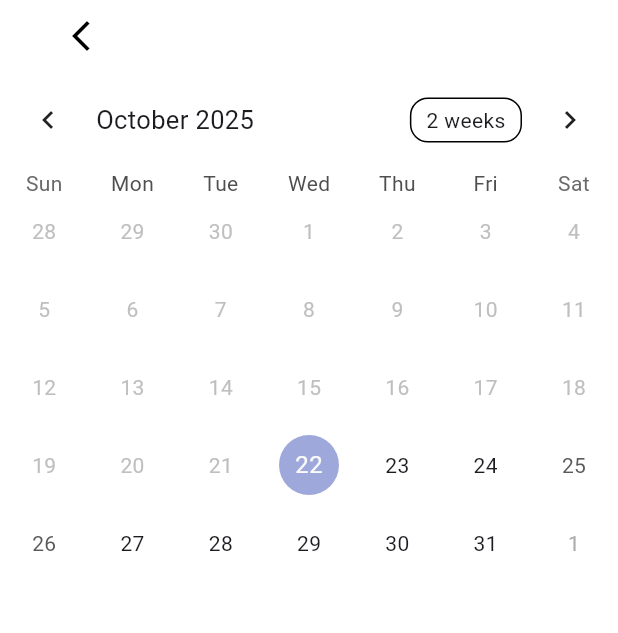
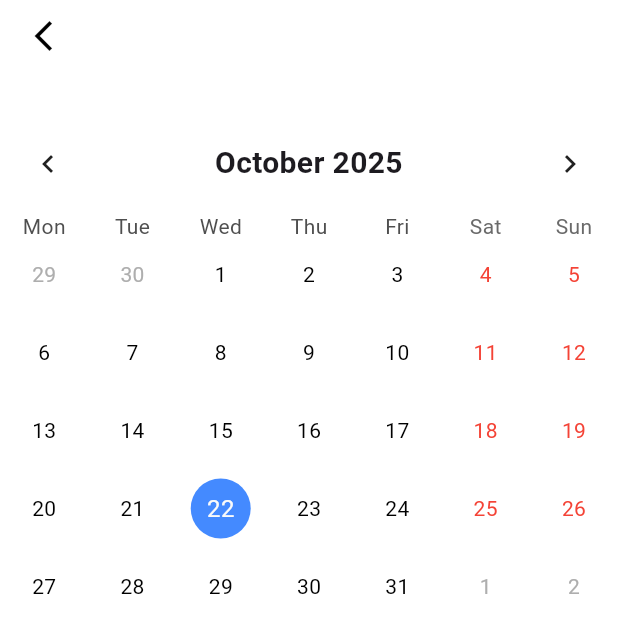
Before and after one commit to maozedoggo/FYP_Smahorz, a Flutter app: the SchedulePage screen opened directly with empty values, on a phone screen of 412 x 824 dp. Shown: the top 633 px of the screen. Run offline on Flutter 3.47's test engine with Material 3 defaults, Android fonts, the phone set to English and light mode, and no system bars; drawn by our look-alikes of table_calendar; our stand-ins replace cloud_firestore, firebase_auth, firebase_core, firebase_storage, flutter_advanced_drawer, image_picker; accounts and stored records are empty.

Commit message:
Change schedule theme

```diff
--- a/lib/views/pages/smart-devices/schedule_pages/schedule.dart
+++ b/lib/views/pages/smart-devices/schedule_pages/schedule.dart
@@ -21,7 +21,7 @@ class _SchedulePageState extends State<SchedulePage> {
           children: [
             // Back button
             Padding(
-              padding: const EdgeInsets.symmetric(horizontal: 30.0),
+              padding: const EdgeInsets.symmetric(horizontal: 5.0),
               child: Align(
                 alignment: Alignment.topLeft,
                 child: IconButton(
@@ -34,11 +34,49 @@ class _SchedulePageState extends State<SchedulePage> {
               ),
             ),
 
+            Align(
+              child: Text(
+                widget.deviceName,
+                style: const TextStyle(
+                  fontSize: 20,
+                  fontWeight: FontWeight.bold,
+                  color: Colors.black,
+                ),
+              ),
+            ),
+
             // Calendar
             TableCalendar(
               focusedDay: DateTime.now(),
-              firstDay: DateTime.now(),
+              firstDay: DateTime.utc(2020, 1, 1),
               lastDay: DateTime.utc(2050, 12, 31),
+              calendarFormat:
+                  CalendarFormat.month,
+              startingDayOfWeek: StartingDayOfWeek.monday,
+              daysOfWeekVisible: true,
+
+              headerStyle: const HeaderStyle(
+                formatButtonVisible:
+                    false,
+                titleCentered: true,
+                titleTextStyle: TextStyle(
+                  fontSize: 20,
+                  fontWeight: FontWeight.bold,
+                ),
+              ),
+
+              calendarStyle: const CalendarStyle(
+                todayDecoration: BoxDecoration(
+                  color: Colors.blueAccent,
+                  shape: BoxShape.circle,
+                ),
+                selectedDecoration: BoxDecoration(
+                  color: Colors.green,
+                  shape: BoxShape.circle,
+                ),
+                weekendTextStyle: TextStyle(color: Colors.red),
+                defaultTextStyle: TextStyle(color: Colors.black),
+              ),
             ),
           ],
         ),
```
